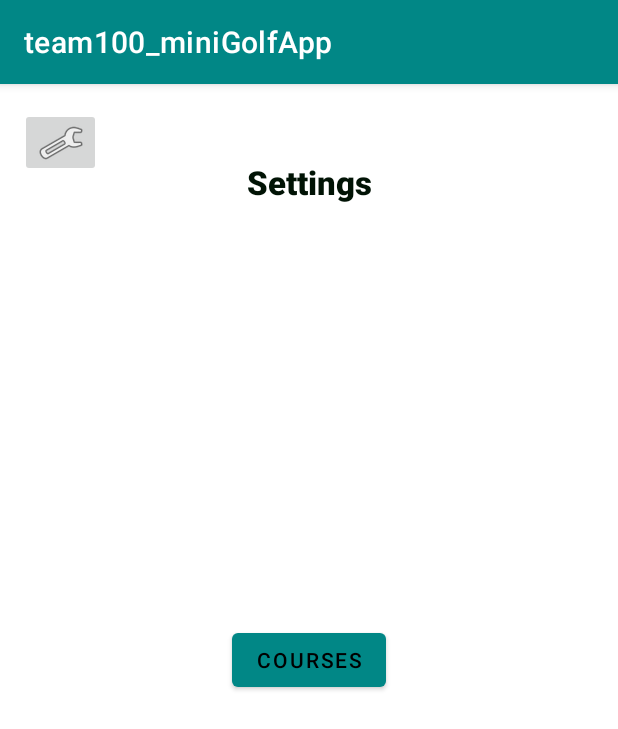
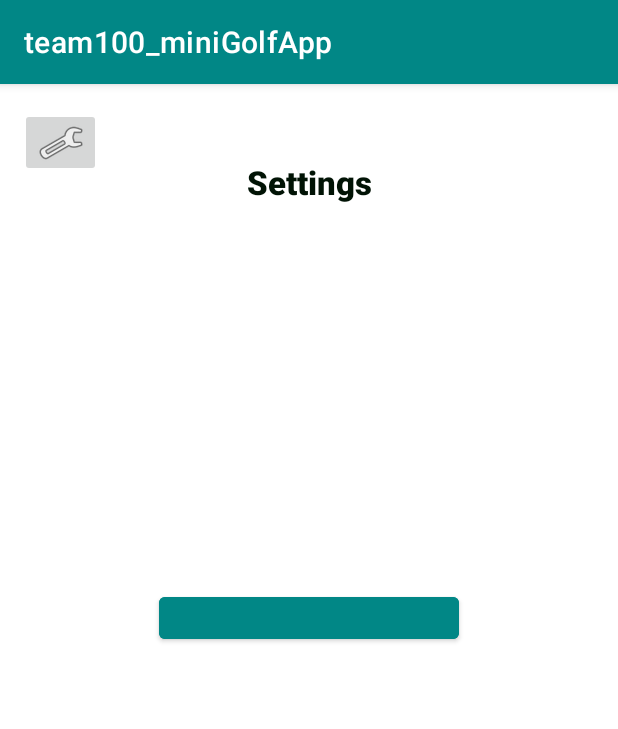
Before and after one commit to cordovaom/team100_miniGolfApp, an Android app: the Settings screen opened directly, with no data from a screen before it, on a phone screen of 412 x 824 dp. Shown: the top 729 px of the screen. Run offline under Robolectric (Android 15) with nearby library versions, the phone set to English and light mode, and no system bars.

Commit message:
added course button to settings page

```diff
--- a/app/src/main/res/layout/activity_settings.xml
+++ b/app/src/main/res/layout/activity_settings.xml
@@ -39,14 +39,17 @@
 
     <Button
         android:id="@+id/courses_button"
-        android:layout_width="wrap_content"
-        android:layout_height="wrap_content"
-        android:text="@string/courses"
-        app:iconTint="#FF0000"
+        android:layout_width="200dp"
+        android:layout_height="40dp"
+        android:layout_marginTop="44dp"
+        android:layout_marginBottom="100dp"
+        android:backgroundTint="@color/teal_700"
+
         app:layout_constraintBottom_toBottomOf="parent"
         app:layout_constraintEnd_toEndOf="parent"
         app:layout_constraintStart_toStartOf="parent"
-        app:layout_constraintTop_toTopOf="parent" />
+        app:layout_constraintTop_toTopOf="parent"
+        tools:text="Courses" />
 
 
 </androidx.constraintlayout.widget.ConstraintLayout>
```
